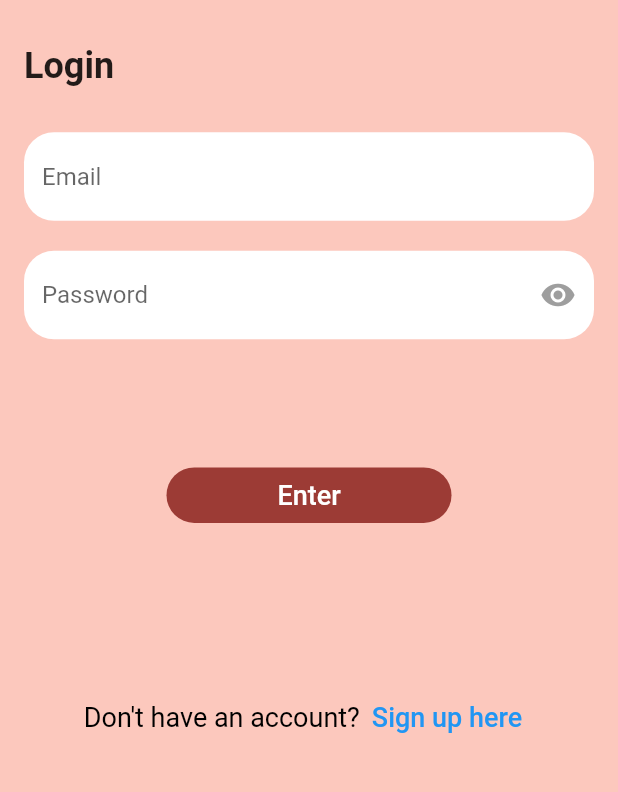
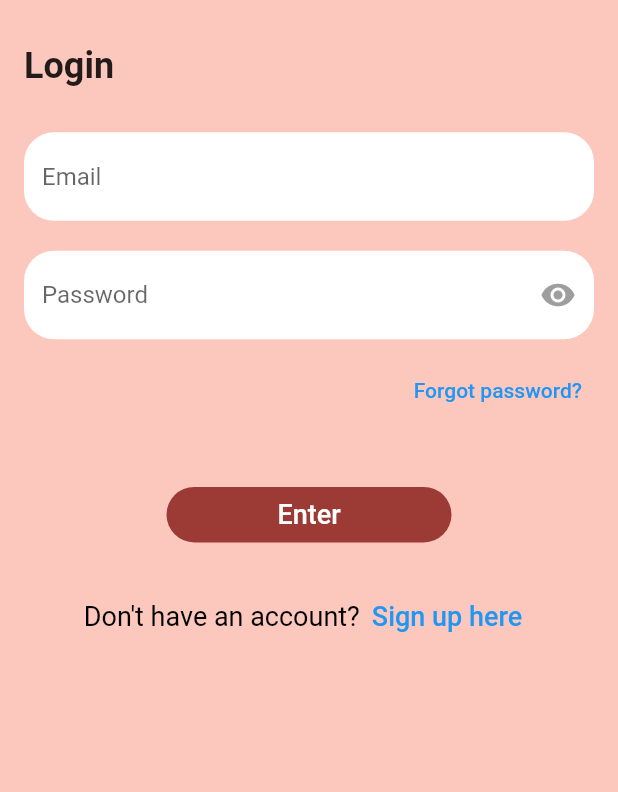
Before and after one commit to JarellOng/UrTask, a Flutter app: the screen it shows after launch, on a phone screen of 412 x 824 dp, the part 421-1213 px from its top. Run offline on Flutter 3.47's test engine with Material 2 defaults, Android fonts, the light colour scheme and no system bars; our stand-ins replace awesome_notifications, bloc, cloud_firestore, connectivity_plus, dotted_line, equatable and 7 more; accounts and stored records are empty.

Commit message:
Commit ForgetPW

```diff
--- a/lib/main.dart
+++ b/lib/main.dart
@@ -6,6 +6,7 @@
 import 'package:urtask/services/auth/bloc/auth_event.dart';
 import 'package:urtask/services/auth/bloc/auth_state.dart';
 import 'package:urtask/services/auth/firebase_auth_provider.dart';
+import 'package:urtask/views/auth/forgot_password_view.dart';
 import 'package:urtask/views/auth/login_view.dart';
 import 'package:urtask/views/auth/register_view.dart';
 import 'package:urtask/views/auth/verify_email_view.dart';
@@ -51,6 +52,8 @@
           return const VerifyEmailView();
         } else if (state is AuthStateLoggedOut) {
           return const LoginView();
+        } else if (state is AuthStateForgotPassword) {
+          return const ForgotPasswordView();
         } else if (state is AuthStateRegistering) {
           return const RegisterView();
         } else {
--- a/lib/services/auth/auth_provider.dart
+++ b/lib/services/auth/auth_provider.dart
@@ -19,4 +19,6 @@
   Future<void> logOut();
 
   Future<void> sendEmailVerification();
+
+  Future<void> sendPasswordReset({required String toEmail});
 }
--- a/lib/services/auth/auth_service.dart
+++ b/lib/services/auth/auth_service.dart
@@ -41,4 +41,8 @@
 
   @override
   Future<void> sendEmailVerification() => provider.sendEmailVerification();
+
+  @override
+  Future<void> sendPasswordReset({required String toEmail}) =>
+      provider.sendPasswordReset(toEmail: toEmail);
 }
--- a/lib/services/auth/bloc/auth_event.dart
+++ b/lib/services/auth/bloc/auth_event.dart
@@ -35,3 +35,8 @@
 class AuthEventSendEmailVerification extends AuthEvent {
   const AuthEventSendEmailVerification();
 }
+
+class AuthEventForgotPassword extends AuthEvent {
+  final String? email;
+  const AuthEventForgotPassword({this.email});
+}
--- a/lib/services/auth/bloc/auth_state.dart
+++ b/lib/services/auth/bloc/auth_state.dart
@@ -38,6 +38,16 @@
       : super(isLoading: isLoading);
 }
 
+class AuthStateForgotPassword extends AuthState {
+  final Exception? exception;
+  final bool hasSentEmail;
+  const AuthStateForgotPassword({
+    required this.exception,
+    required this.hasSentEmail,
+    required bool isLoading,
+  }) : super(isLoading: isLoading);
+}
+
 class AuthStateLoggedOut extends AuthState with EquatableMixin {
   final Exception? exception;
   const AuthStateLoggedOut({
--- a/lib/services/calendars/calendars_controller.dart
+++ b/lib/services/calendars/calendars_controller.dart
@@ -8,7 +8,6 @@
 
 class CalendarController {
   final calendars = FirebaseFirestore.instance.collection("calendar");
-  final userId = AuthService.firebase().currentUser!.id;
 
   static final CalendarController _shared =
       CalendarController._sharedInstance();
@@ -20,6 +19,7 @@
   }
 
   Future<Calendars?> get() async {
+    final userId = AuthService.firebase().currentUser!.id;
     final querySnapshot = await calendars
         .where(calendarUserIdField, isEqualTo: userId)
         .limit(1)
--- a/lib/views/auth/login_view.dart
+++ b/lib/views/auth/login_view.dart
@@ -128,7 +128,22 @@
                     ),
                   ),
                 ),
-                const SizedBox(height: 80),
+                const SizedBox(height: 10),
+                Align(
+                  alignment: Alignment.topRight,
+                  child: TextButton(
+                    onPressed: () {
+                      context
+                          .read<AuthBloc>()
+                          .add(const AuthEventForgotPassword());
+                    },
+                    style: TextButton.styleFrom(
+                      primary: Colors.blue,
+                    ),
+                    child: const Text("Forgot password?"),
+                  ),
+                ),
+                const SizedBox(height: 35),
                 Center(
                   child: FractionallySizedBox(
                     widthFactor: 0.5,
@@ -158,7 +173,7 @@
                     ),
                   ),
                 ),
-                const SizedBox(height: 100),
+                const SizedBox(height: 20),
                 Row(
                   mainAxisAlignment: MainAxisAlignment.center,
                   children: [
```
Also changed, not shown: lib/services/auth/bloc/auth_bloc.dart (+40 -0 lines), lib/services/auth/firebase_auth_provider.dart (+18 -0 lines), lib/utilities/dialogs/password_reset_email_sent_dialog.dart (added, +13 -0 lines), lib/views/auth/forgot_password_view.dart (added, +132 -0 lines).
